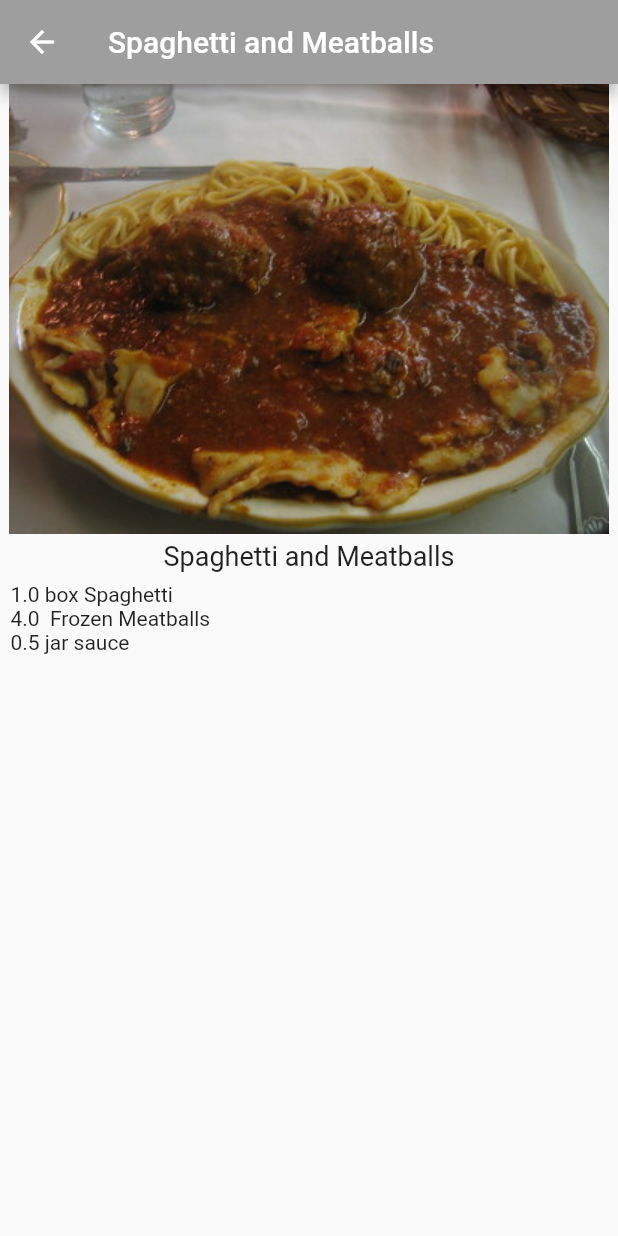
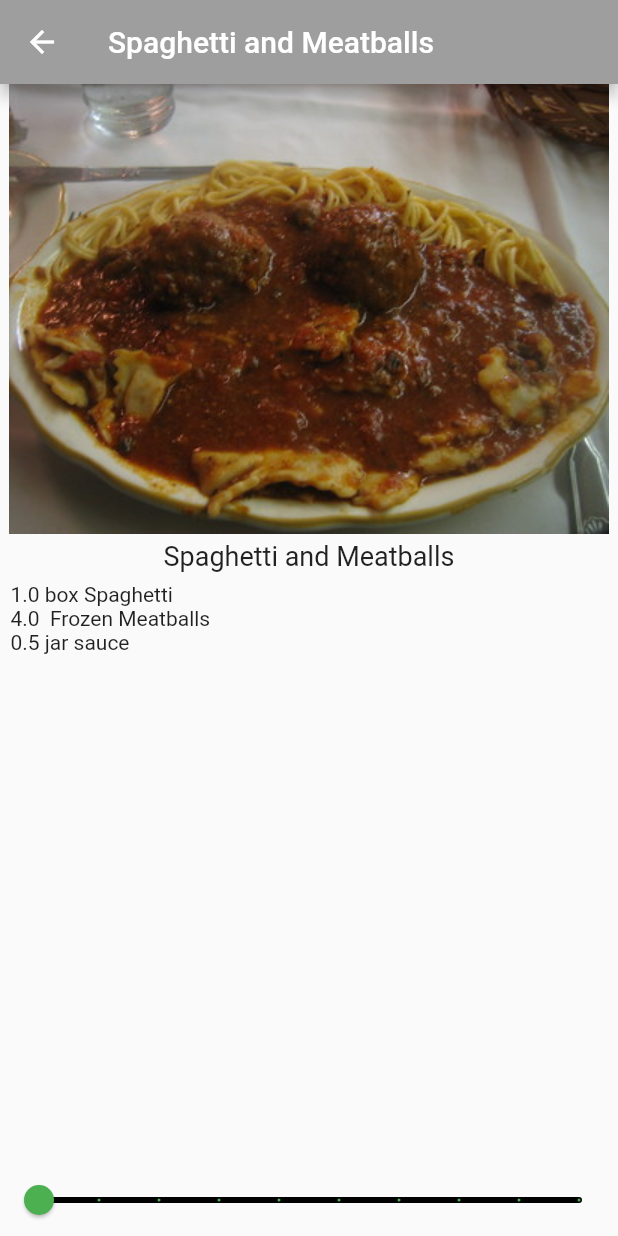
Before and after one commit to thesamtj/food_recipes_app, a Flutter app: the screen it shows after launch, after a tap on "Spaghetti and Meatballs", on a phone screen of 412 x 824 dp. Run offline on Flutter 3.47's test engine with Material 2 defaults, Android fonts, the phone set to English and light mode, and no system bars.

```diff
--- a/lib/recipe_detail.dart
+++ b/lib/recipe_detail.dart
@@ -67,6 +67,25 @@ class _RecipeDetailState extends State<RecipeDetail> {
             ),
 
             // TODO: Add Slider() here
+            Slider(
+              // 10
+              min: 1,
+              max: 10,
+              divisions: 9,
+              // 11
+              label: '${_sliderVal * widget.recipe.servings} servings',
+              // 12
+              value: _sliderVal.toDouble(),
+              // 13
+              onChanged: (newValue) {
+                setState(() {
+                  _sliderVal = newValue.round();
+                });
+              },
+              // 14
+              activeColor: Colors.green,
+              inactiveColor: Colors.black,
+            ),
           ],
         ),
       ),
```
